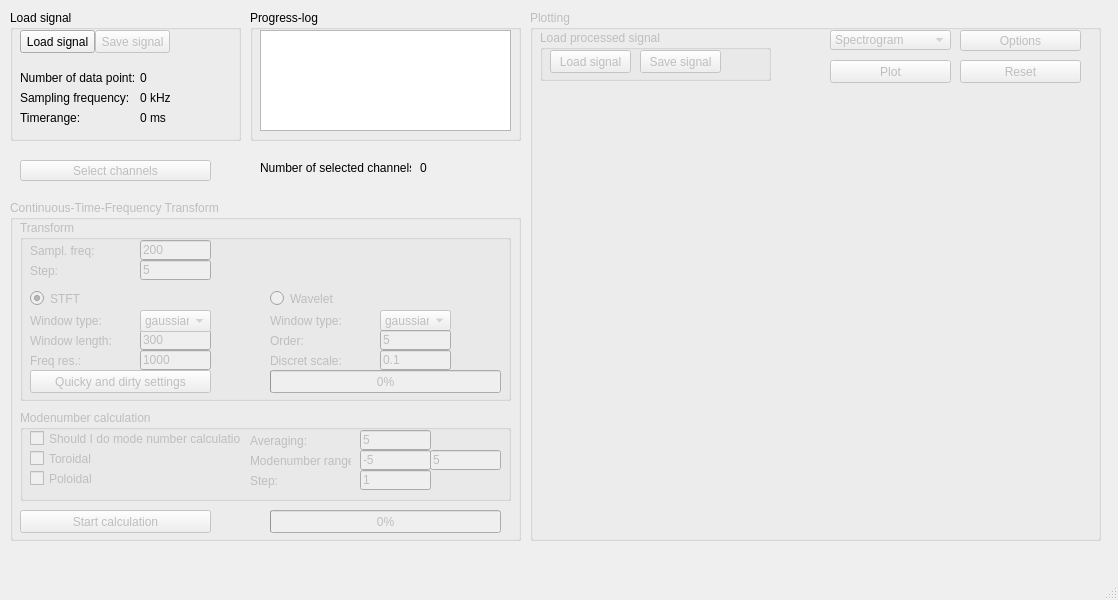
Before: the Qt Designer form python/gui/gui_layout.ui in fusion-flap/nti-wavelet-tools, drawn with Qt 5.
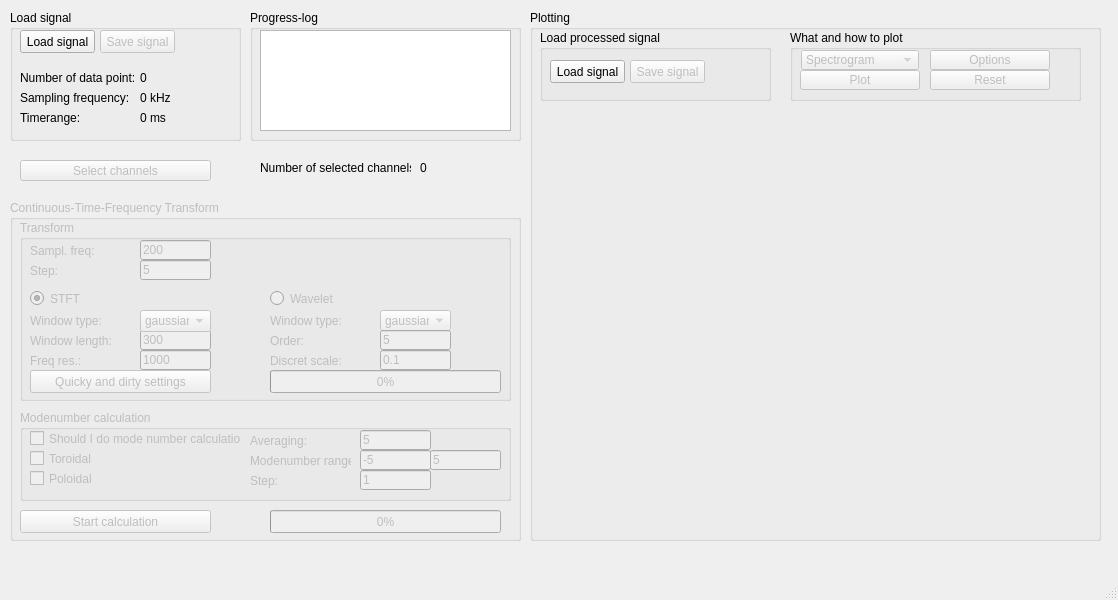
After: the same form once the commit is applied.

The edit to the form file:
```diff
--- a/python/gui/gui_layout.ui
+++ b/python/gui/gui_layout.ui
@@ -587,7 +587,7 @@
    </widget>
    <widget class="QGroupBox" name="plottingBox">
     <property name="enabled">
-     <bool>false</bool>
+     <bool>true</bool>
     </property>
     <property name="geometry">
      <rect>
@@ -604,61 +604,132 @@
      <property name="geometry">
       <rect>
        <x>10</x>
-       <y>80</y>
+       <y>100</y>
        <width>541</width>
-       <height>441</height>
+       <height>421</height>
       </rect>
      </property>
      <layout class="QVBoxLayout" name="vlSpectra"/>
     </widget>
-    <widget class="QPushButton" name="doplotButton">
+    <widget class="QGroupBox" name="loadprocessedGB">
      <property name="geometry">
       <rect>
-       <x>300</x>
-       <y>50</y>
-       <width>121</width>
+       <x>10</x>
+       <y>20</y>
+       <width>231</width>
+       <height>71</height>
+      </rect>
+     </property>
+     <property name="title">
+      <string>Load processed signal</string>
+     </property>
+     <widget class="QPushButton" name="savesignalButton_2">
+      <property name="enabled">
+       <bool>false</bool>
+      </property>
+      <property name="geometry">
+       <rect>
+        <x>90</x>
+        <y>30</y>
+        <width>75</width>
        <height>23</height>
       </rect>
+      </property>
+      <property name="text">
+       <string>Save signal</string>
+      </property>
+     </widget>
+     <widget class="QPushButton" name="loadsignalButton_2">
+      <property name="geometry">
+       <rect>
+        <x>10</x>
+        <y>30</y>
+        <width>75</width>
+        <height>23</height>
+       </rect>
+      </property>
+      <property name="text">
+       <string>Load signal</string>
+      </property>
+     </widget>
+    </widget>
+    <widget class="QGroupBox" name="plotoptionsGB">
+     <property name="enabled">
+      <bool>true</bool>
+     </property>
+     <property name="geometry">
+      <rect>
+       <x>260</x>
+       <y>20</y>
+       <width>291</width>
+       <height>71</height>
+      </rect>
+     </property>
+     <property name="title">
+      <string>What and how to plot</string>
+     </property>
+     <widget class="QPushButton" name="plotdoButton">
+      <property name="enabled">
+       <bool>false</bool>
+      </property>
+      <property name="geometry">
+       <rect>
+        <x>10</x>
+        <y>40</y>
+        <width>120</width>
+        <height>20</height>
+       </rect>
+      </property>
+      <property name="sizePolicy">
+       <sizepolicy hsizetype="Fixed" vsizetype="Fixed">
+        <horstretch>0</horstretch>
+        <verstretch>0</verstretch>
+       </sizepolicy>
      </property>
      <property name="text">
       <string>Plot</string>
      </property>
     </widget>
     <widget class="QPushButton" name="plotoptionsButton">
+      <property name="enabled">
+       <bool>false</bool>
+      </property>
      <property name="geometry">
       <rect>
-       <x>430</x>
+        <x>140</x>
        <y>20</y>
-       <width>121</width>
-       <height>21</height>
-      </rect>
-     </property>
+        <width>120</width>
+        <height>20</height>
+       </rect>
+      </property>
+      <property name="sizePolicy">
+       <sizepolicy hsizetype="Fixed" vsizetype="Fixed">
+        <horstretch>0</horstretch>
+        <verstretch>0</verstretch>
+       </sizepolicy>
+      </property>
      <property name="text">
       <string>Options</string>
      </property>
     </widget>
-    <widget class="QPushButton" name="resetplotButton">
-     <property name="geometry">
-      <rect>
-       <x>430</x>
-       <y>50</y>
-       <width>121</width>
-       <height>23</height>
-      </rect>
-     </property>
-     <property name="text">
-      <string>Reset</string>
-     </property>
-    </widget>
     <widget class="QComboBox" name="plottypetypeComboBox">
+      <property name="enabled">
+       <bool>false</bool>
+      </property>
      <property name="geometry">
       <rect>
-       <x>300</x>
+        <x>11</x>
        <y>20</y>
-       <width>121</width>
+        <width>118</width>
        <height>20</height>
       </rect>
      </property>
+      <property name="sizePolicy">
+       <sizepolicy hsizetype="Fixed" vsizetype="Fixed">
+        <horstretch>0</horstretch>
+        <verstretch>0</verstretch>
+       </sizepolicy>
+      </property>
      <property name="currentText">
       <string>Spectrogram</string>
      </property>
@@ -693,45 +764,26 @@
       </property>
      </item>
     </widget>
-    <widget class="QGroupBox" name="loadGB_2">
-     <property name="geometry">
-      <rect>
-       <x>10</x>
-       <y>20</y>
-       <width>231</width>
-       <height>51</height>
-      </rect>
-     </property>
-     <property name="title">
-      <string>Load processed signal</string>
-     </property>
-     <widget class="QPushButton" name="loadsignalButton_2">
-      <property name="geometry">
-       <rect>
-        <x>10</x>
-        <y>20</y>
-        <width>81</width>
-        <height>23</height>
-       </rect>
-      </property>
-      <property name="text">
-       <string>Load signal</string>
-      </property>
-     </widget>
-     <widget class="QPushButton" name="savesignalButton_2">
+     <widget class="QPushButton" name="plotresetButton">
       <property name="enabled">
        <bool>false</bool>
       </property>
       <property name="geometry">
        <rect>
-        <x>100</x>
-        <y>20</y>
-        <width>81</width>
-        <height>23</height>
+        <x>140</x>
+        <y>40</y>
+        <width>120</width>
+        <height>20</height>
        </rect>
       </property>
+      <property name="sizePolicy">
+       <sizepolicy hsizetype="Fixed" vsizetype="Fixed">
+        <horstretch>0</horstretch>
+        <verstretch>0</verstretch>
+       </sizepolicy>
+      </property>
       <property name="text">
-       <string>Save signal</string>
+       <string>Reset</string>
       </property>
      </widget>
     </widget>
@@ -767,7 +819,7 @@
      </property>
      <property name="geometry">
       <rect>
-       <x>85</x>
+       <x>90</x>
        <y>20</y>
        <width>75</width>
        <height>23</height>
```
Lines whose indentation alone changed are shown as unchanged.
